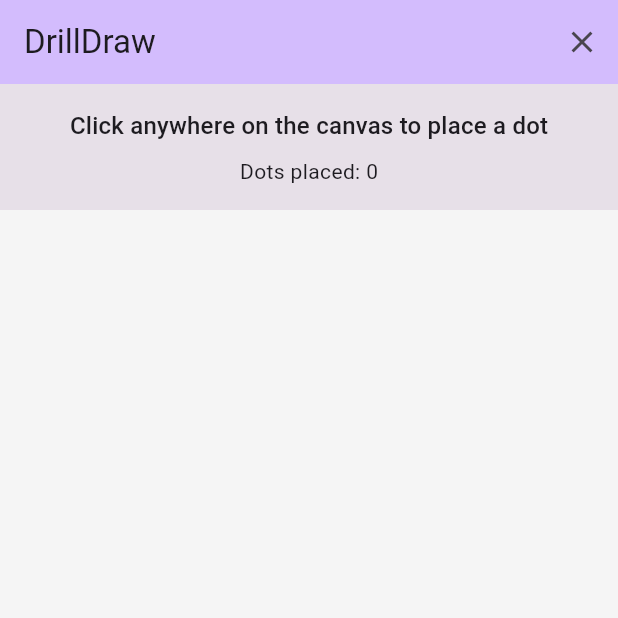
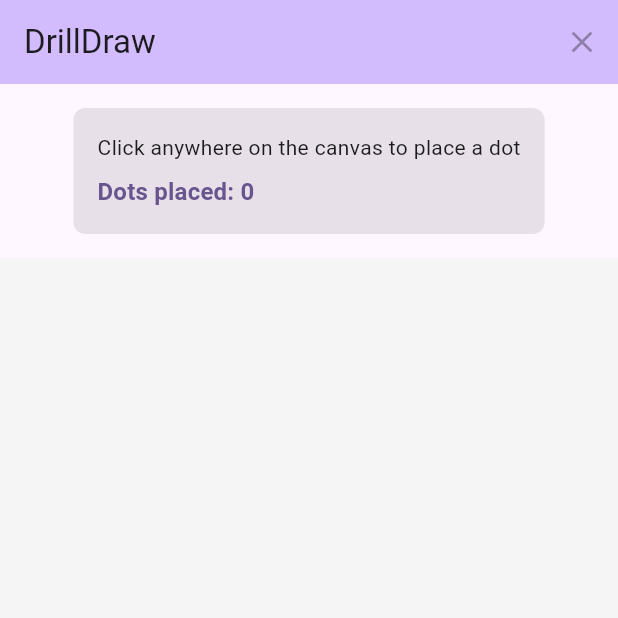
Before and after one commit to damian-kanak/drilldraw, a Flutter app: the screen it shows after launch, on a phone screen of 412 x 824 dp, the top half of it. Run offline on Flutter 3.47's test engine with Material 3 defaults, Android fonts, the phone set to English and light mode, and no system bars.

Commit message:
Refactor codebase for better structure and readability
- Extract widgets into separate files (DotCanvas, InfoPanel, ClearButton)
- Create DrawingState model for immutable state management
- Add AppConstants for centralized configuration
- Create KeyboardService for keyboard event handling
- Improve code organization with proper separation of concerns
- Maintain all functionality while enhancing maintainability
- Update tests to work with new structure

All tests passing (15/15), zero analyzer warnings

```diff
--- /dev/null
+++ b/lib/constants/app_constants.dart
@@ -0,0 +1,29 @@
+import 'package:flutter/material.dart';
+
+/// Application-wide constants for DrillDraw
+class AppConstants {
+  // Drawing configuration
+  static const double dotRadius = 8.0;
+  static const double dotStrokeWidth = 2.0;
+  static const Color dotFillColor = Colors.deepPurple;
+  static const Color dotBorderColor = Colors.deepPurple;
+
+  // UI configuration
+  static const Color canvasBackgroundColor = Color(0xFFF5F5F5); // Colors.grey[100]
+  static const String appTitle = 'DrillDraw';
+  static const String canvasSemanticLabel = 'Drawing canvas. Click to place dots.';
+  static const String canvasSemanticHint = 'Interactive drawing area. Use mouse click or touch to place dots.';
+
+  // Accessibility
+  static const String clearButtonLabel = 'Clear all dots';
+  static const String clearButtonTooltip = 'Clear all dots (Ctrl+C or Escape)';
+  static const String instructionsText = 'Click anywhere on the canvas to place a dot';
+  static const String dotsPlacedText = 'Dots placed: ';
+
+  // Keyboard shortcuts
+  static const String keyboardShortcutsHelp =
+      'Keyboard shortcuts: Ctrl+C or Escape to clear all dots';
+
+  // Performance
+  static const bool enableRepaintOptimization = false; // Disabled for immediate response
+}
--- a/lib/main.dart
+++ b/lib/main.dart
@@ -1,5 +1,10 @@
 import 'package:flutter/material.dart';
-import 'package:flutter/services.dart';
+import 'constants/app_constants.dart';
+import 'models/drawing_state.dart';
+import 'services/keyboard_service.dart';
+import 'widgets/clear_button.dart';
+import 'widgets/dot_canvas.dart';
+import 'widgets/info_panel.dart';
 
 void main() {
   runApp(const DrillDrawApp());
@@ -11,9 +16,9 @@ class DrillDrawApp extends StatelessWidget {
   @override
   Widget build(BuildContext context) {
     return MaterialApp(
-      title: 'DrillDraw',
+      title: AppConstants.appTitle,
       theme: ThemeData(
-        colorScheme: ColorScheme.fromSeed(seedColor: Colors.deepPurple),
+        colorScheme: ColorScheme.fromSeed(seedColor: AppConstants.dotFillColor),
         useMaterial3: true,
       ),
       home: const DrillDrawHomePage(),
@@ -29,38 +34,23 @@ class DrillDrawHomePage extends StatefulWidget {
 }
 
 class _DrillDrawHomePageState extends State<DrillDrawHomePage> {
-  final List<Offset> dots = [];
+  DrawingState _drawingState = const DrawingState();
   final GlobalKey _canvasKey = GlobalKey();
-  final FocusNode _canvasFocusNode = FocusNode();
 
   void _addDot(Offset position) {
     setState(() {
-      dots.add(position);
+      _drawingState = _drawingState.addDot(position);
     });
   }
 
   void _clearDots() {
     setState(() {
-      dots.clear();
+      _drawingState = _drawingState.clearDots();
     });
   }
 
   void _handleKeyboardEvent(KeyEvent event) {
-    if (event is KeyDownEvent) {
-      // Handle keyboard shortcuts
-      if (event.logicalKey == LogicalKeyboardKey.keyC &&
-          HardwareKeyboard.instance.isControlPressed) {
-        _clearDots();
-      } else if (event.logicalKey == LogicalKeyboardKey.escape) {
-        _clearDots();
-      }
-    }
-  }
-
-  @override
-  void dispose() {
-    _canvasFocusNode.dispose();
-    super.dispose();
+    KeyboardService.handleKeyboardEvent(event, _clearDots);
   }
 
   @override
@@ -71,82 +61,27 @@ class _DrillDrawHomePageState extends State<DrillDrawHomePage> {
       child: Scaffold(
         appBar: AppBar(
           backgroundColor: Theme.of(context).colorScheme.inversePrimary,
-          title: const Text('DrillDraw'),
+          title: const Text(AppConstants.appTitle),
           actions: [
-            Semantics(
-              label: 'Clear all dots',
-              child: IconButton(
-                icon: const Icon(Icons.clear),
-                onPressed: _clearDots,
-                tooltip: 'Clear all dots (Ctrl+C or Escape)',
-              ),
+            ClearButton(
+              onPressed: _clearDots,
+              isEnabled: _drawingState.isNotEmpty,
             ),
           ],
         ),
         body: Column(
           children: [
             // Info panel
-            Semantics(
-              container: true,
-              label: 'Application status and instructions',
-              child: Container(
-                key: const ValueKey('info_panel'),
-                width: double.infinity,
-                padding: const EdgeInsets.all(16),
-                color: Theme.of(context).colorScheme.surfaceContainerHighest,
-                child: Column(
-                  children: [
-                    Semantics(
-                      label: 'Instructions for using the application',
-                      child: Text(
-                        'Click anywhere on the canvas to place a dot',
-                        style: Theme.of(context).textTheme.titleMedium,
-                      ),
-                    ),
-                    const SizedBox(height: 8),
-                    Semantics(
-                      label: 'Current number of dots placed',
-                      liveRegion: true,
-                      child: Text(
-                        'Dots placed: ${dots.length}',
-                        style: Theme.of(context).textTheme.bodyMedium,
-                      ),
-                    ),
-                  ],
-                ),
-              ),
+            Padding(
+              padding: const EdgeInsets.all(16.0),
+              child: InfoPanel(drawingState: _drawingState),
             ),
             // Canvas area
             Expanded(
-              child: Container(
-                width: double.infinity,
-                color: Colors.grey[100],
-                child: Focus(
-                  focusNode: _canvasFocusNode,
-                  autofocus: true,
-                  child: Semantics(
-                    label:
-                        'Drawing canvas. Click to place dots. ${dots.length} dots placed.',
-                    hint:
-                        'Interactive drawing area. Use mouse click or touch to place dots.',
-                    child: GestureDetector(
-                      key: const ValueKey('canvas_gesture_detector'),
-                      onTapDown: (TapDownDetails details) {
-                        final RenderBox renderBox = _canvasKey.currentContext!
-                            .findRenderObject() as RenderBox;
-                        final localPosition = renderBox.globalToLocal(
-                          details.globalPosition,
-                        );
-                        _addDot(localPosition);
-                      },
-                      child: CustomPaint(
-                        key: _canvasKey,
-                        painter: DotPainter(dots),
-                        size: Size.infinite,
-                      ),
-                    ),
-                  ),
-                ),
+              child: DotCanvas(
+                drawingState: _drawingState,
+                onDotAdded: _addDot,
+                canvasKey: _canvasKey,
               ),
             ),
           ],
@@ -155,34 +90,3 @@ class _DrillDrawHomePageState extends State<DrillDrawHomePage> {
     );
   }
 }
-
-class DotPainter extends CustomPainter {
-  final List<Offset> dots;
-
-  const DotPainter(this.dots);
-
-  @override
-  void paint(Canvas canvas, Size size) {
-    // Pre-create paint objects for better performance
-    final dotPaint = Paint()
-      ..color = Colors.deepPurple
-      ..style = PaintingStyle.fill;
-
-    final borderPaint = Paint()
-      ..color = Colors.deepPurple.shade700
-      ..style = PaintingStyle.stroke
-      ..strokeWidth = 2.0;
-
-    // Draw all dots
-    for (final dot in dots) {
-      canvas.drawCircle(dot, 8.0, dotPaint);
-      canvas.drawCircle(dot, 8.0, borderPaint);
-    }
-  }
-
-  @override
-  bool shouldRepaint(DotPainter oldDelegate) {
-    // Always repaint when dots list changes
-    return dots != oldDelegate.dots;
-  }
-}
--- /dev/null
+++ b/lib/models/drawing_state.dart
@@ -0,0 +1,47 @@
+import 'package:flutter/material.dart';
+
+/// Represents the current state of the drawing canvas
+class DrawingState {
+  final List<Offset> dots;
+  final Offset? selectedDot;
+  final bool isDrawing;
+
+  const DrawingState({
+    this.dots = const [],
+    this.selectedDot,
+    this.isDrawing = false,
+  });
+
+  /// Create a copy of this state with updated values
+  DrawingState copyWith({
+    List<Offset>? dots,
+    Offset? selectedDot,
+    bool? isDrawing,
+  }) {
+    return DrawingState(
+      dots: dots ?? this.dots,
+      selectedDot: selectedDot ?? this.selectedDot,
+      isDrawing: isDrawing ?? this.isDrawing,
+    );
+  }
+
+  /// Add a new dot to the canvas
+  DrawingState addDot(Offset position) {
+    final newDots = List<Offset>.from(dots)..add(position);
+    return copyWith(dots: newDots);
+  }
+
+  /// Clear all dots from the canvas
+  DrawingState clearDots() {
+    return copyWith(dots: []);
+  }
+
+  /// Get the number of dots currently on the canvas
+  int get dotCount => dots.length;
+
+  /// Check if the canvas is empty
+  bool get isEmpty => dots.isEmpty;
+
+  /// Check if the canvas has dots
+  bool get isNotEmpty => dots.isNotEmpty;
+}
--- /dev/null
+++ b/lib/services/keyboard_service.dart
@@ -0,0 +1,25 @@
+import 'package:flutter/services.dart';
+
+/// Service for handling keyboard events and shortcuts
+class KeyboardService {
+  /// Handle keyboard events for the drawing canvas
+  static void handleKeyboardEvent(
+    KeyEvent event,
+    VoidCallback onClearDots,
+  ) {
+    if (event is KeyDownEvent) {
+      // Handle keyboard shortcuts
+      if (event.logicalKey == LogicalKeyboardKey.keyC &&
+          HardwareKeyboard.instance.isControlPressed) {
+        onClearDots();
+      } else if (event.logicalKey == LogicalKeyboardKey.escape) {
+        onClearDots();
+      }
+    }
+  }
+
+  /// Get help text for available keyboard shortcuts
+  static String getKeyboardHelpText() {
+    return 'Keyboard shortcuts: Ctrl+C or Escape to clear all dots';
+  }
+}
--- /dev/null
+++ b/lib/widgets/clear_button.dart
@@ -0,0 +1,36 @@
+import 'package:flutter/material.dart';
+import '../constants/app_constants.dart';
+
+/// A clear button widget with accessibility features
+class ClearButton extends StatelessWidget {
+  final VoidCallback onPressed;
+  final bool isEnabled;
+
+  const ClearButton({
+    super.key,
+    required this.onPressed,
+    this.isEnabled = true,
+  });
+
+  @override
+  Widget build(BuildContext context) {
+    return Semantics(
+      label: AppConstants.clearButtonLabel,
+      button: true,
+      enabled: isEnabled,
+      child: IconButton(
+        onPressed: isEnabled ? onPressed : null,
+        icon: const Icon(Icons.clear),
+        tooltip: AppConstants.clearButtonTooltip,
+        style: IconButton.styleFrom(
+          backgroundColor: isEnabled
+              ? Theme.of(context).colorScheme.errorContainer
+              : Theme.of(context).colorScheme.surfaceContainerHighest,
+          foregroundColor: isEnabled
+              ? Theme.of(context).colorScheme.onErrorContainer
+              : Theme.of(context).colorScheme.onSurface,
+        ),
+      ),
+    );
+  }
+}
--- /dev/null
+++ b/lib/widgets/dot_canvas.dart
@@ -0,0 +1,79 @@
+import 'package:flutter/material.dart';
+import '../constants/app_constants.dart';
+import '../models/drawing_state.dart';
+
+/// A custom painter that draws dots on the canvas
+class DotPainter extends CustomPainter {
+  final DrawingState drawingState;
+
+  const DotPainter(this.drawingState);
+
+  @override
+  void paint(Canvas canvas, Size size) {
+    final dotPaint = Paint()
+      ..color = AppConstants.dotFillColor
+      ..style = PaintingStyle.fill;
+
+    final borderPaint = Paint()
+      ..color = Colors.deepPurple.shade700
+      ..style = PaintingStyle.stroke
+      ..strokeWidth = AppConstants.dotStrokeWidth;
+
+    // Draw all dots
+    for (final dot in drawingState.dots) {
+      canvas.drawCircle(dot, AppConstants.dotRadius, dotPaint);
+      canvas.drawCircle(dot, AppConstants.dotRadius, borderPaint);
+    }
+  }
+
+  @override
+  bool shouldRepaint(DotPainter oldDelegate) {
+    // Always repaint when dots list changes
+    return drawingState.dots != oldDelegate.drawingState.dots;
+  }
+}
+
+/// A canvas widget that displays and handles dot drawing interactions
+class DotCanvas extends StatelessWidget {
+  final DrawingState drawingState;
+  final Function(Offset) onDotAdded;
+  final GlobalKey canvasKey;
+
+  const DotCanvas({
+    super.key,
+    required this.drawingState,
+    required this.onDotAdded,
+    required this.canvasKey,
+  });
+
+  @override
+  Widget build(BuildContext context) {
+    return Container(
+      width: double.infinity,
+      color: AppConstants.canvasBackgroundColor,
+      child: Focus(
+        autofocus: true,
+        child: Semantics(
+          label: '${AppConstants.canvasSemanticLabel} ${drawingState.dotCount} dots placed.',
+          hint: AppConstants.canvasSemanticHint,
+          child: GestureDetector(
+            key: const ValueKey('canvas_gesture_detector'),
+            onTapDown: (TapDownDetails details) {
+              final RenderBox renderBox = canvasKey.currentContext!
+                  .findRenderObject() as RenderBox;
+              final localPosition = renderBox.globalToLocal(
+                details.globalPosition,
+              );
+              onDotAdded(localPosition);
+            },
+            child: CustomPaint(
+              key: canvasKey,
+              painter: DotPainter(drawingState),
+              size: Size.infinite,
+            ),
+          ),
+        ),
+      ),
+    );
+  }
+}
--- /dev/null
+++ b/lib/widgets/info_panel.dart
@@ -0,0 +1,56 @@
+import 'package:flutter/material.dart';
+import '../constants/app_constants.dart';
+import '../models/drawing_state.dart';
+
+/// Information panel that displays instructions and dot count
+class InfoPanel extends StatelessWidget {
+  final DrawingState drawingState;
+
+  const InfoPanel({
+    super.key,
+    required this.drawingState,
+  });
+
+  @override
+  Widget build(BuildContext context) {
+    return Semantics(
+      container: true,
+      label: '${AppConstants.instructionsText}. ${AppConstants.dotsPlacedText}${drawingState.dotCount}',
+      liveRegion: true,
+      child: Container(
+        padding: const EdgeInsets.all(16.0),
+        decoration: BoxDecoration(
+          color: Theme.of(context).colorScheme.surfaceContainerHighest,
+          borderRadius: BorderRadius.circular(8.0),
+        ),
+        child: Column(
+          crossAxisAlignment: CrossAxisAlignment.start,
+          mainAxisSize: MainAxisSize.min,
+          children: [
+            Text(
+              AppConstants.instructionsText,
+              style: Theme.of(context).textTheme.bodyMedium,
+            ),
+            const SizedBox(height: 8.0),
+            Text(
+              '${AppConstants.dotsPlacedText}${drawingState.dotCount}',
+              style: Theme.of(context).textTheme.titleMedium?.copyWith(
+                fontWeight: FontWeight.bold,
+                color: Theme.of(context).colorScheme.primary,
+              ),
+            ),
+            if (drawingState.isNotEmpty) ...[
+              const SizedBox(height: 8.0),
+              Text(
+                AppConstants.keyboardShortcutsHelp,
+                style: Theme.of(context).textTheme.bodySmall?.copyWith(
+                  fontStyle: FontStyle.italic,
+                ),
+              ),
+            ],
+          ],
+        ),
+      ),
+    );
+  }
+}
```
Also changed, not shown: 1 other file.
